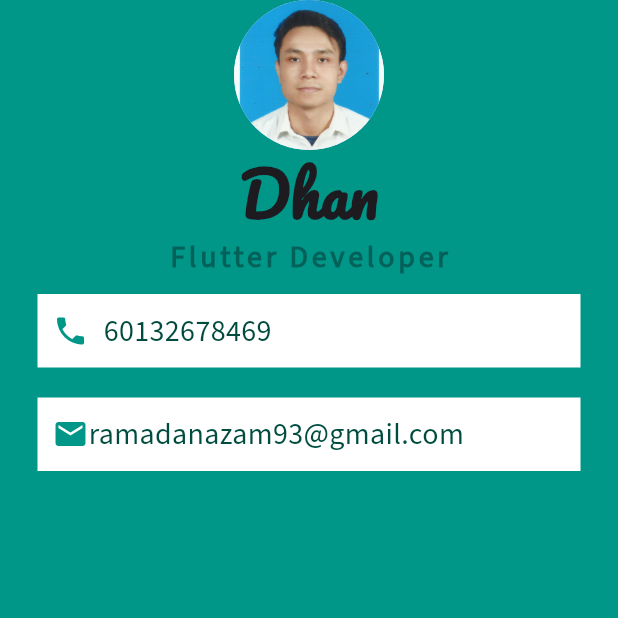
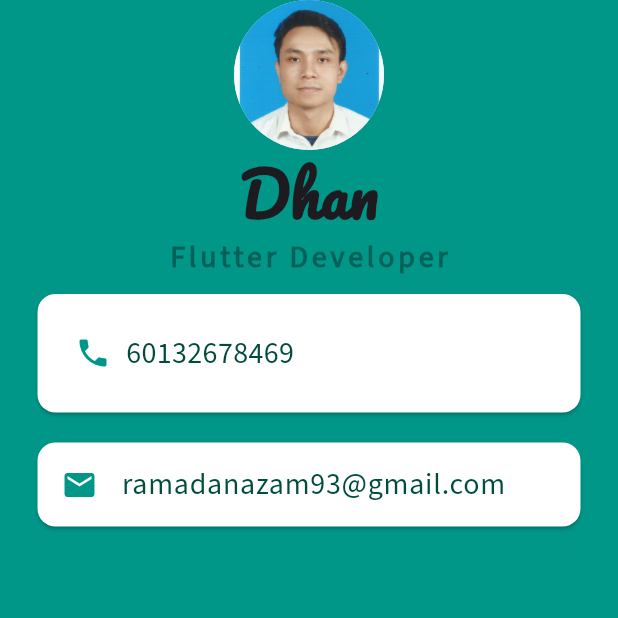
Before and after one commit to dhanazam/micard, a Flutter app: the screen it shows after launch, on a phone screen of 412 x 824 dp, the top half of it. Run offline on Flutter 3.47's test engine with Material 3 defaults, Android fonts, the phone set to English and light mode, and no system bars.

Commit message:
convert to listtile

```diff
--- a/lib/main.dart
+++ b/lib/main.dart
@@ -37,11 +37,12 @@ class MainApp extends StatelessWidget {
                 fontWeight: FontWeight.bold
               )
             ),
-            Container(
-              padding: const EdgeInsets.all(10.0),
+            const Card(
               color: Colors.white,
-              margin: const EdgeInsets.symmetric(vertical: 10.0, horizontal: 25.0),
-              child: const Row(
+              margin: EdgeInsets.symmetric(vertical: 10.0, horizontal: 25.0),
+              child: Padding(
+                padding: EdgeInsets.all(25.0),
+                child: Row(
                   children: [
                     Icon(
                       Icons.phone,
@@ -61,26 +62,24 @@ class MainApp extends StatelessWidget {
                   ],
                 ),
               ),
-            Container(
+            ),
+             Card(
               color: Colors.white,
-              padding: const EdgeInsets.all(10.0),
-              margin: const EdgeInsets.symmetric(vertical: 10.0, horizontal: 25.0),
-              child: Row(
-                children: [
-                  const Icon(
+              margin:  const EdgeInsets.symmetric(vertical: 10.0, horizontal: 25.0),
+              child: ListTile(
+                leading: const Icon(
                     Icons.email,
                     color: Colors.teal,
                   ),
-                  Text(
+                  title: Text(
                     'ramadanazam93@gmail.com',
                     style: TextStyle(
                       fontSize: 20.0,
                       color: Colors.teal.shade900,
                       fontFamily: 'Source Sans Pro'
                     )
+                  ),
               )
-                ]
-              ),
             )
           ],
         ),
```
Lines whose indentation alone changed are shown as unchanged.
